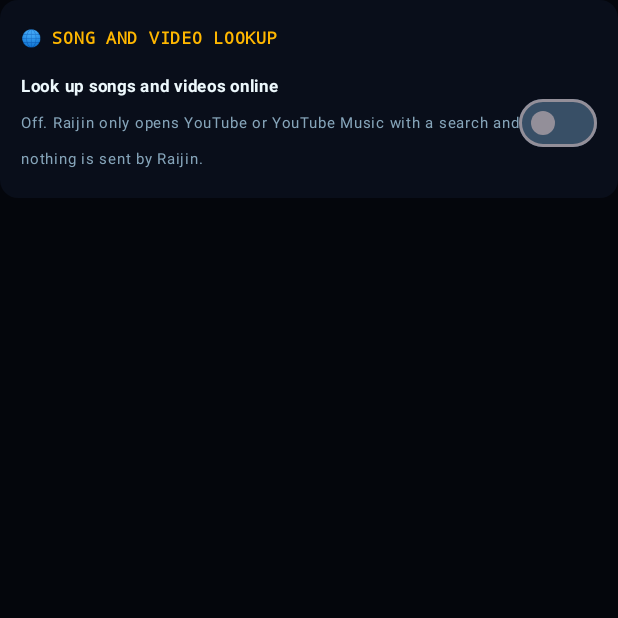
After one commit to litmaspatra/Raijin, an Android app built with Jetpack Compose: the composable OnlineLookupCard shown on its own in the app's theme, on a phone screen of 412 x 824 dp, the top half of it. The commit adds this screen. Run offline under Robolectric (Android 15) with nearby library versions, the phone set to English and light mode, and no system bars; 1 statement that could not run was skipped.

Commit message:
Music/video: YouTube lookup in the background, video command, other-music skip, settings switch (#21)
Co-authored-by: litmaspatra <litmaspatra@users.noreply.github.com>

```diff
--- a/app/src/main/AndroidManifest.xml
+++ b/app/src/main/AndroidManifest.xml
@@ -51,6 +51,7 @@
         <package android:name="com.whatsapp" />
         <package android:name="com.whatsapp.w4b" />
         <package android:name="com.google.android.youtube" />
+        <package android:name="com.google.android.apps.youtube.music" />
         <package android:name="com.spotify.music" />
         <package android:name="com.android.chrome" />
         <package android:name="com.google.android.gm" />
--- a/app/src/main/java/com/raijin/app/MainActivity.kt
+++ b/app/src/main/java/com/raijin/app/MainActivity.kt
@@ -1398,6 +1398,12 @@ private fun MasterSettingsAndCommandDeck(
                         run {
                             val voiceStore = remember { com.raijin.app.prefs.UserPreferencesStore(context) }
                             com.raijin.app.ui.prefs.SystemVoiceCard(context = context, store = voiceStore)
+                            Spacer(Modifier.height(16.dp))
+                            var lookupOn by remember { mutableStateOf(voiceStore.onlineMediaLookup) }
+                            com.raijin.app.ui.prefs.OnlineLookupCard(
+                                enabled = lookupOn,
+                                onEnabled = { lookupOn = it; voiceStore.onlineMediaLookup = it },
+                            )
                         }
 
                         Spacer(Modifier.height(16.dp))
--- /dev/null
+++ b/app/src/main/java/com/raijin/app/ui/prefs/OnlineLookupCard.kt
@@ -0,0 +1,60 @@
+package com.raijin.app.ui.prefs
+
+import androidx.compose.foundation.layout.Arrangement
+import androidx.compose.foundation.layout.Column
+import androidx.compose.foundation.layout.Row
+import androidx.compose.foundation.layout.fillMaxWidth
+import androidx.compose.foundation.layout.padding
+import androidx.compose.foundation.shape.RoundedCornerShape
+import androidx.compose.material3.Surface
+import androidx.compose.material3.Switch
+import androidx.compose.material3.SwitchDefaults
+import androidx.compose.material3.Text
+import androidx.compose.runtime.Composable
+import androidx.compose.ui.Alignment
+import androidx.compose.ui.Modifier
+import androidx.compose.ui.text.font.FontFamily
+import androidx.compose.ui.text.font.FontWeight
+import androidx.compose.ui.unit.dp
+import androidx.compose.ui.unit.sp
+import com.raijin.app.ui.theme.RaijinBlue
+import com.raijin.app.ui.theme.RaijinGold
+import com.raijin.app.ui.theme.RaijinSurface
+import com.raijin.app.ui.theme.RaijinText
+import com.raijin.app.ui.theme.RaijinTextDim
+import com.raijin.app.ui.theme.RaijinWhite
+
+/** Visible switch for the background song/video lookup, with plain wording about what leaves the phone. */
+@Composable
+fun OnlineLookupCard(enabled: Boolean, onEnabled: (Boolean) -> Unit) {
+    Surface(shape = RoundedCornerShape(12.dp), color = RaijinSurface, modifier = Modifier.fillMaxWidth()) {
+        Column(modifier = Modifier.padding(14.dp), verticalArrangement = Arrangement.spacedBy(8.dp)) {
+            Text(
+                "🌐 SONG AND VIDEO LOOKUP",
+                fontFamily = FontFamily.Monospace, fontSize = 11.sp,
+                fontWeight = FontWeight.Bold, color = RaijinGold,
+            )
+            Row(
+                modifier = Modifier.fillMaxWidth(),
+                horizontalArrangement = Arrangement.SpaceBetween,
+                verticalAlignment = Alignment.CenterVertically,
+            ) {
+                Column(modifier = Modifier.weight(1f)) {
+                    Text("Look up songs and videos online", color = RaijinWhite, fontSize = 11.sp, fontWeight = FontWeight.Bold)
+                    Text(
+                        if (enabled)
+                            "On. When you say play a song or video that is not on this phone, Raijin searches YouTube in the background and opens the first result. Only the words you said (and your phone's IP address, like any web request) are sent to youtube.com. Nothing else."
+                        else
+                            "Off. Raijin only opens YouTube or YouTube Music with a search and nothing is sent by Raijin.",
+                        color = RaijinText, fontSize = 10.sp,
+                    )
+                }
+                Switch(
+                    checked = enabled,
+                    onCheckedChange = onEnabled,
+                    colors = SwitchDefaults.colors(checkedTrackColor = RaijinBlue, uncheckedTrackColor = RaijinTextDim),
+                )
+            }
+        }
+    }
+}
--- a/brain-contract/src/main/kotlin/io/raijin/contract/BrainContract.kt
+++ b/brain-contract/src/main/kotlin/io/raijin/contract/BrainContract.kt
@@ -94,6 +94,8 @@ enum class MusicCommand {
     NOW_PLAYING,
     /** MU-7: "play something" - taste-weighted pick from the local library. */
     PLAY_SOMETHING,
+    /** "play a video of X": open YouTube (not the music app); query null = just open YouTube. */
+    PLAY_VIDEO,
 }
 
 /** MU-8: owner feedback on the currently playing track. */
```
Also changed, not shown: app/src/main/java/com/raijin/app/actuator/AndroidActuator.kt (+45 -1 lines), app/src/main/java/com/raijin/app/media/YouTubeLookup.kt (added, +100 -0 lines), app/src/main/java/com/raijin/app/prefs/UserPreferencesStore.kt (+10 -0 lines), brain-core/src/main/kotlin/io/raijin/brain/RaijinBrain.kt (+44 -0 lines), 4 other files.
